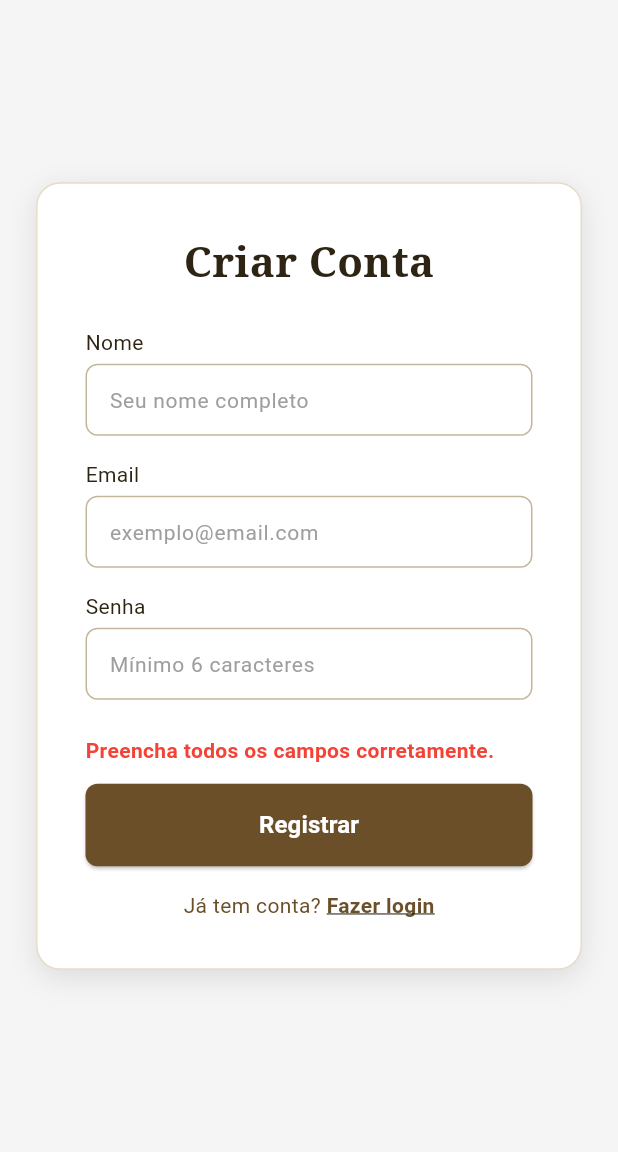
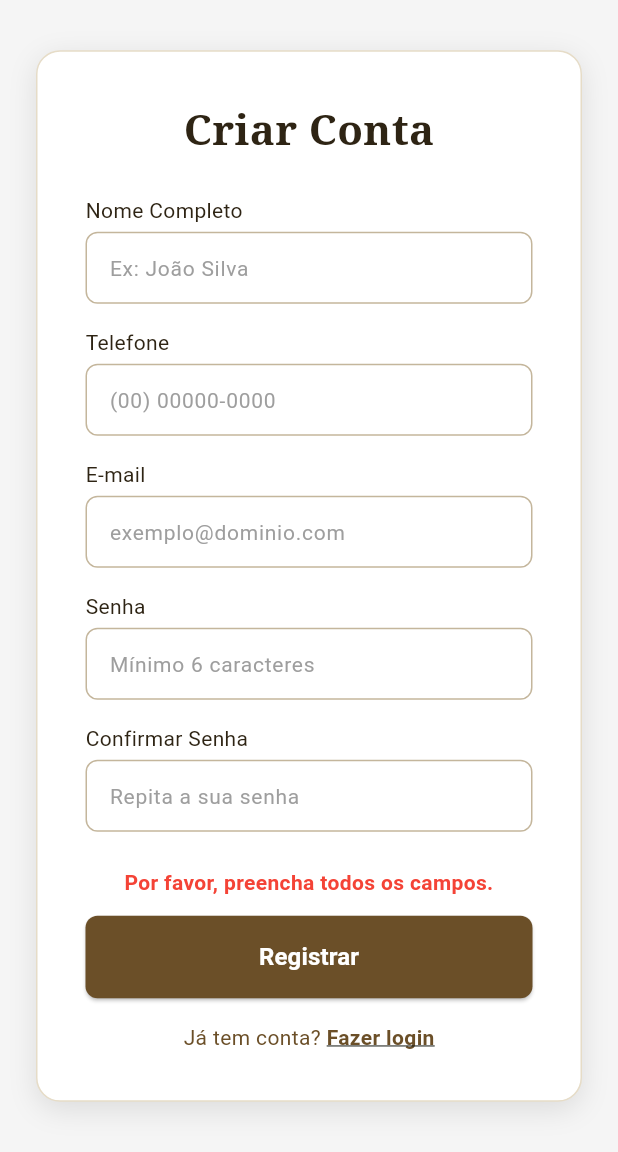
Before and after one commit to EduardoTomazini/rancho_paracatu_mobile, a Flutter app: the RegistroScreen screen opened by its route, after a tap on "Registrar", on a phone screen of 412 x 824 dp, the part 84-1236 px from its top. Run offline on Flutter 3.47's test engine with Material 3 defaults, Android fonts, the phone set to English and light mode, and no system bars.

Commit message:
feat: implement robust user registration form (Step G)
- Add phone and password confirmation fields

- Implement thorough validation logic (Regex, empty checks, password match)

- Add simulated success routing to /login

```diff
--- a/lib/screens/login.dart
+++ b/lib/screens/login.dart
@@ -70,7 +70,7 @@ class _LoginScreenState extends State<LoginScreen> {
       });
 
       // Redireciona o cliente com sucesso diretamente para a tela principal (Cardápio)
-      Navigator.pushReplacementNamed(context, '/cardapio');
+      Navigator.pushReplacementNamed(context, '/admin');
     }
   }
 
--- a/lib/screens/registro.dart
+++ b/lib/screens/registro.dart
@@ -10,25 +10,22 @@ class RegistroScreen extends StatefulWidget {
 }
 
 class _RegistroScreenState extends State<RegistroScreen> {
-
   final Color corTexto = const Color(0xFF2E2414);
   final Color corBorda = const Color(0xFFC4B69C);
   final Color corFoco = const Color(0xFF6B4F28);
   final Color corBotao = const Color(0xFF6B4F28);
 
-
   final TextEditingController _nomeController = TextEditingController();
+  final TextEditingController _telefoneController = TextEditingController();
   final TextEditingController _emailController = TextEditingController();
   final TextEditingController _senhaController = TextEditingController();
-
+  final TextEditingController _confirmaSenhaController = TextEditingController();
 
   bool _isLoading = false;
   bool _ok = false;
   String? _error;
 
-
   void _submit() async {
-    // Esconde o teclado
     FocusScope.of(context).unfocus();
 
     setState(() {
@@ -36,10 +33,41 @@ class _RegistroScreenState extends State<RegistroScreen> {
       _ok = false;
     });
 
+    final nome = _nomeController.text.trim();
+    final telefone = _telefoneController.text.trim();
+    final email = _emailController.text.trim();
+    final senha = _senhaController.text.trim();
+    final confirmaSenha = _confirmaSenhaController.text.trim();
 
-    if (_nomeController.text.isEmpty || _emailController.text.isEmpty || _senhaController.text.length < 6) {
+    // 1. Validação de campos vazios
+    if (nome.isEmpty || telefone.isEmpty || email.isEmpty || senha.isEmpty || confirmaSenha.isEmpty) {
       setState(() {
-        _error = 'Preencha todos os campos corretamente.';
+        _error = 'Por favor, preencha todos os campos.';
+      });
+      return;
+    }
+
+    // 2. Validação de formato de e-mail (Regex)
+    final emailRegex = RegExp(r"^[a-zA-Z0-9.a-zA-Z0-9.!#$%&'*+-/=?^_`{|}~]+@[a-zA-Z0-9]+\.[a-zA-Z]+");
+    if (!emailRegex.hasMatch(email)) {
+      setState(() {
+        _error = 'O formato do e-mail é inválido.';
+      });
+      return;
+    }
+
+    // 3. Validação de tamanho de senha
+    if (senha.length < 6) {
+      setState(() {
+        _error = 'A senha deve ter pelo menos 6 caracteres.';
+      });
+      return;
+    }
+
+    // 4. Validação de igualdade das senhas
+    if (senha != confirmaSenha) {
+      setState(() {
+        _error = 'As senhas não coincidem. Verifique e tente novamente.';
       });
       return;
     }
@@ -48,7 +76,7 @@ class _RegistroScreenState extends State<RegistroScreen> {
       _isLoading = true;
     });
 
-
+    // Simula o tempo de rede para criação da conta
     await Future.delayed(const Duration(seconds: 2));
 
     if (mounted) {
@@ -57,11 +85,10 @@ class _RegistroScreenState extends State<RegistroScreen> {
         _ok = true;
       });
 
-
+      // Redireciona para o login após o sucesso do cadastro
       Future.delayed(const Duration(seconds: 2), () {
         if (mounted) {
-
-          Navigator.pushReplacementNamed(context, '/');
+          Navigator.pushReplacementNamed(context, '/login');
         }
       });
     }
@@ -75,7 +102,6 @@ class _RegistroScreenState extends State<RegistroScreen> {
         title: const Text('Rancho Paracatu'),
       ),
       drawer: const CustomDrawer(),
-
       body: Center(
         child: SingleChildScrollView(
           padding: const EdgeInsets.all(24.0),
@@ -84,13 +110,13 @@ class _RegistroScreenState extends State<RegistroScreen> {
             padding: const EdgeInsets.all(32),
             decoration: BoxDecoration(
               color: Colors.white,
-              borderRadius: BorderRadius.circular(16), // rounded-xl
+              borderRadius: BorderRadius.circular(16),
               border: Border.all(color: const Color(0xFFE6DCC7)),
-              boxShadow: [
+              boxShadow: const [
                 BoxShadow(
-                  color: Colors.black.withOpacity(0.1),
+                  color: Color.fromARGB(26, 0, 0, 0), // Warning withOpacity resolvido
                   blurRadius: 15,
-                  offset: const Offset(0, 5), // shadow-lg
+                  offset: Offset(0, 5),
                 ),
               ],
             ),
@@ -98,7 +124,6 @@ class _RegistroScreenState extends State<RegistroScreen> {
               mainAxisSize: MainAxisSize.min,
               crossAxisAlignment: CrossAxisAlignment.start,
               children: [
-                // Título
                 Center(
                   child: Text(
                     'Criar Conta',
@@ -107,54 +132,71 @@ class _RegistroScreenState extends State<RegistroScreen> {
                 ),
                 const SizedBox(height: 24),
 
-
-                Text('Nome', style: TextStyle(fontSize: 14, color: corTexto)),
+                Text('Nome Completo', style: TextStyle(fontSize: 14, color: corTexto)),
                 const SizedBox(height: 4),
                 TextField(
                   controller: _nomeController,
-                  decoration: _estiloInput('Seu nome completo'),
+                  decoration: _estiloInput('Ex: João Silva'),
+                  textCapitalization: TextCapitalization.words,
                 ),
                 const SizedBox(height: 16),
 
+                Text('Telefone', style: TextStyle(fontSize: 14, color: corTexto)),
+                const SizedBox(height: 4),
+                TextField(
+                  controller: _telefoneController,
+                  keyboardType: TextInputType.phone,
+                  decoration: _estiloInput('(00) 00000-0000'),
+                ),
+                const SizedBox(height: 16),
 
-                Text('Email', style: TextStyle(fontSize: 14, color: corTexto)),
+                Text('E-mail', style: TextStyle(fontSize: 14, color: corTexto)),
                 const SizedBox(height: 4),
                 TextField(
                   controller: _emailController,
                   keyboardType: TextInputType.emailAddress,
-                  decoration: _estiloInput('exemplo@email.com'),
+                  decoration: _estiloInput('exemplo@dominio.com'),
                 ),
                 const SizedBox(height: 16),
-
 
                 Text('Senha', style: TextStyle(fontSize: 14, color: corTexto)),
                 const SizedBox(height: 4),
                 TextField(
                   controller: _senhaController,
-                  obscureText: true, // Transforma em bolinhas
+                  obscureText: true,
                   decoration: _estiloInput('Mínimo 6 caracteres'),
                 ),
+                const SizedBox(height: 16),
+
+                Text('Confirmar Senha', style: TextStyle(fontSize: 14, color: corTexto)),
+                const SizedBox(height: 4),
+                TextField(
+                  controller: _confirmaSenhaController,
+                  obscureText: true,
+                  decoration: _estiloInput('Repita a sua senha'),
+                ),
                 const SizedBox(height: 24),
-
 
                 if (_error != null)
                   Padding(
                     padding: const EdgeInsets.only(bottom: 12.0),
-                    child: Text(_error!, style: const TextStyle(color: Colors.red, fontWeight: FontWeight.bold)),
+                    child: Center(
+                      child: Text(_error!, style: const TextStyle(color: Colors.red, fontWeight: FontWeight.bold), textAlign: TextAlign.center),
+                    ),
                   ),
-
 
                 if (_ok)
                   const Padding(
                     padding: EdgeInsets.only(bottom: 12.0),
-                    child: Text('Conta criada com sucesso! Redirecionando...', style: TextStyle(color: Colors.green, fontWeight: FontWeight.bold)),
+                    child: Center(
+                      child: Text('Conta criada com sucesso!\nRedirecionando...', style: TextStyle(color: Colors.green, fontWeight: FontWeight.bold), textAlign: TextAlign.center),
+                    ),
                   ),
-
 
                 SizedBox(
                   width: double.infinity,
                   child: ElevatedButton(
-                    onPressed: _isLoading ? null : _submit,
+                    onPressed: _isLoading || _ok ? null : _submit,
                     style: ElevatedButton.styleFrom(
                       backgroundColor: corBotao,
                       padding: const EdgeInsets.symmetric(vertical: 16),
@@ -167,7 +209,6 @@ class _RegistroScreenState extends State<RegistroScreen> {
                 ),
 
                 const SizedBox(height: 16),
-
 
                 Center(
                   child: Row(
@@ -194,7 +235,6 @@ class _RegistroScreenState extends State<RegistroScreen> {
     );
   }
 
-
   InputDecoration _estiloInput(String hint) {
     return InputDecoration(
       hintText: hint,
```
